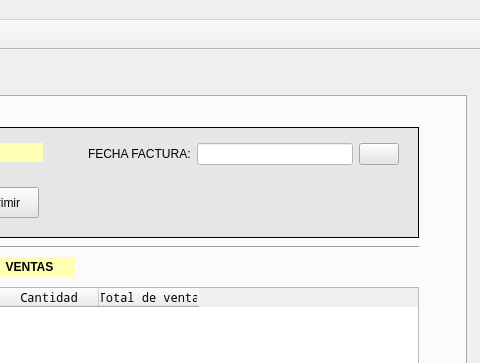
Above: window.ui from rulonunhez/nunezsantos before the change; both pictures show x 544 to 1024 and y 0 to 363 of the 1024 by 899 pixel window. Below: the same form after it.
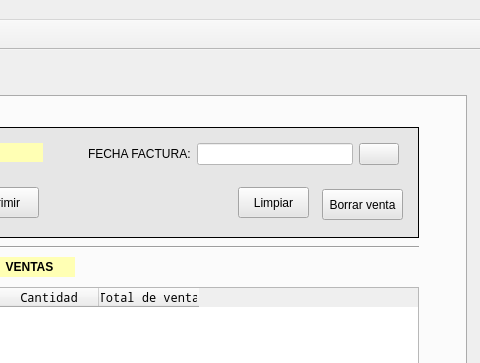
That is the form after the change. Icons and pictures are not drawn.

The edit to the form file:
```diff
--- a/window.ui
+++ b/window.ui
@@ -1301,6 +1301,32 @@
         <string>Imprimir</string>
        </property>
       </widget>
+      <widget class="QPushButton" name="btnBorraVenta">
+       <property name="geometry">
+        <rect>
+         <x>834</x>
+         <y>62</y>
+         <width>81</width>
+         <height>31</height>
+        </rect>
+       </property>
+       <property name="text">
+        <string>Borrar venta</string>
+       </property>
+      </widget>
+      <widget class="QPushButton" name="btnLimpiarFac">
+       <property name="geometry">
+        <rect>
+         <x>750</x>
+         <y>60</y>
+         <width>71</width>
+         <height>31</height>
+        </rect>
+       </property>
+       <property name="text">
+        <string>Limpiar</string>
+       </property>
+      </widget>
      </widget>
      <widget class="Line" name="line_3">
       <property name="geometry">
```
Left out of the diff: 29 changed lines with no effect on the pictures.
